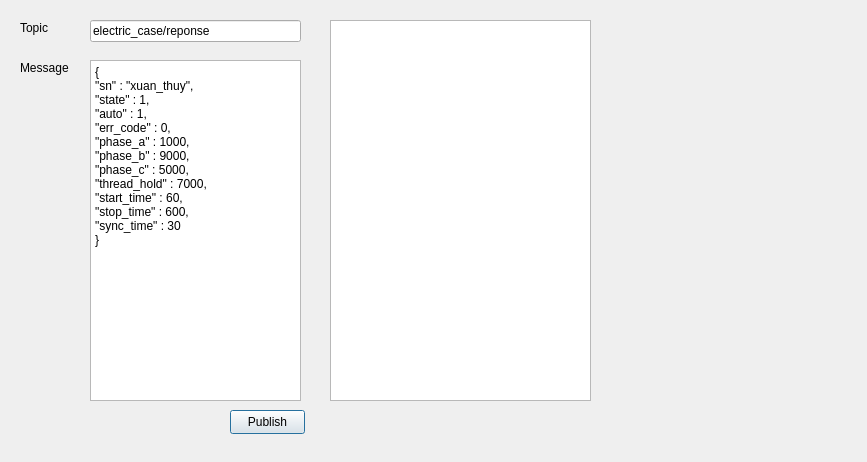
The window that fake_mqtt.ui (LeKhacVuong/QT_osm_map_electrical_cabin) describes before a commit, drawn with Qt 5.
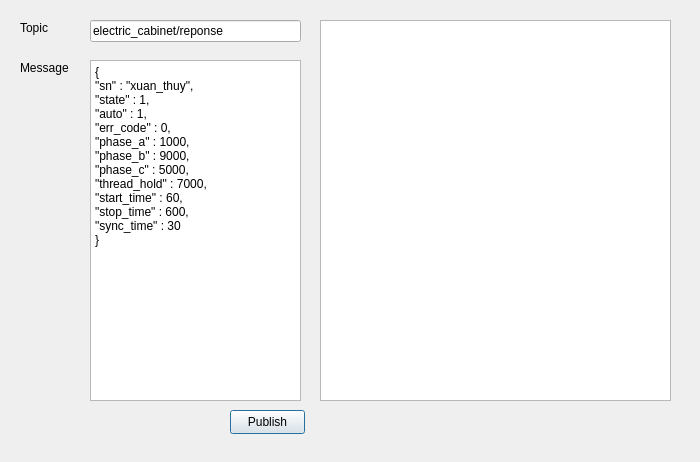
The same window after the commit.

Patch:
```diff
--- a/fake_mqtt.ui
+++ b/fake_mqtt.ui
@@ -6,7 +6,7 @@
    <rect>
     <x>0</x>
     <y>0</y>
-    <width>867</width>
+    <width>700</width>
     <height>462</height>
    </rect>
   </property>
@@ -23,7 +23,7 @@
     </rect>
    </property>
    <property name="text">
-    <string>electric_case/reponse</string>
+    <string>electric_cabinet/reponse</string>
    </property>
   </widget>
   <widget class="QTextEdit" name="textEdit_msg">
@@ -97,12 +97,12 @@
     <string>Message</string>
    </property>
   </widget>
-  <widget class="QListView" name="listView_sendMsg">
+  <widget class="QListWidget" name="listWidget">
    <property name="geometry">
     <rect>
-     <x>330</x>
+     <x>320</x>
      <y>20</y>
-     <width>261</width>
+     <width>351</width>
      <height>381</height>
     </rect>
    </property>
```
